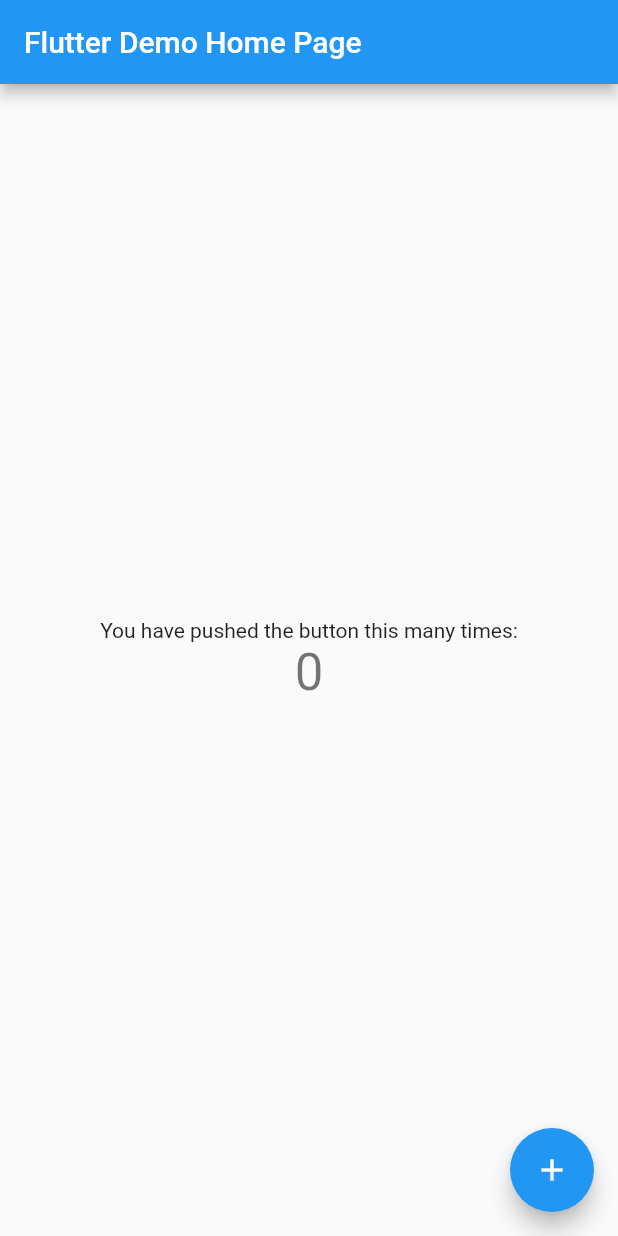
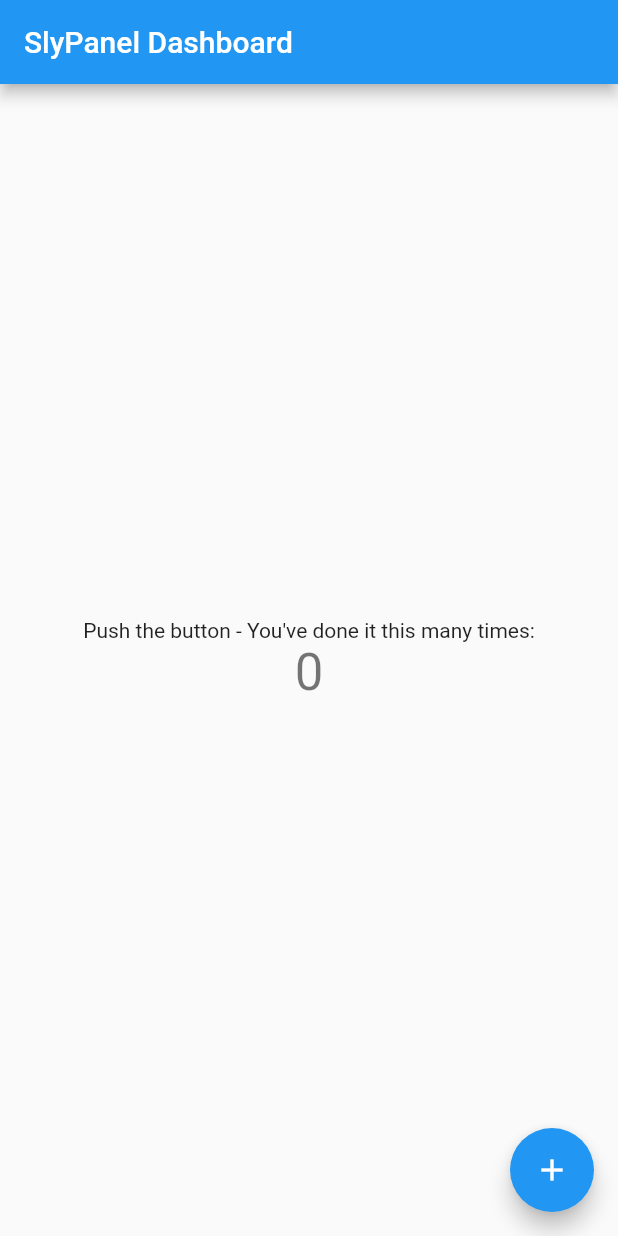
Before and after one commit to adamprice56/slypanel-flutter, a Flutter app: the screen it shows after launch, on a phone screen of 412 x 824 dp. Run offline on Flutter 3.47's test engine with Material 2 defaults, Android fonts, the phone set to English and light mode, and no system bars.

Commit message:
Changed title and text to text hot reload

```diff
--- a/lib/main.dart
+++ b/lib/main.dart
@@ -7,7 +7,7 @@ class MyApp extends StatelessWidget {
   @override
   Widget build(BuildContext context) {
     return MaterialApp(
-      title: 'Flutter Demo',
+      title: 'SlyPanel',
       theme: ThemeData(
         // This is the theme of your application.
         //
@@ -20,7 +20,7 @@ class MyApp extends StatelessWidget {
         // is not restarted.
         primarySwatch: Colors.blue,
       ),
-      home: MyHomePage(title: 'Flutter Demo Home Page'),
+      home: MyHomePage(title: 'SlyPanel Dashboard'),
     );
   }
 }
@@ -92,7 +92,7 @@ class _MyHomePageState extends State<MyHomePage> {
           mainAxisAlignment: MainAxisAlignment.center,
           children: <Widget>[
             Text(
-              'You have pushed the button this many times:',
+              'Push the button - You\'ve done it this many times:',
             ),
             Text(
               '$_counter',
```
